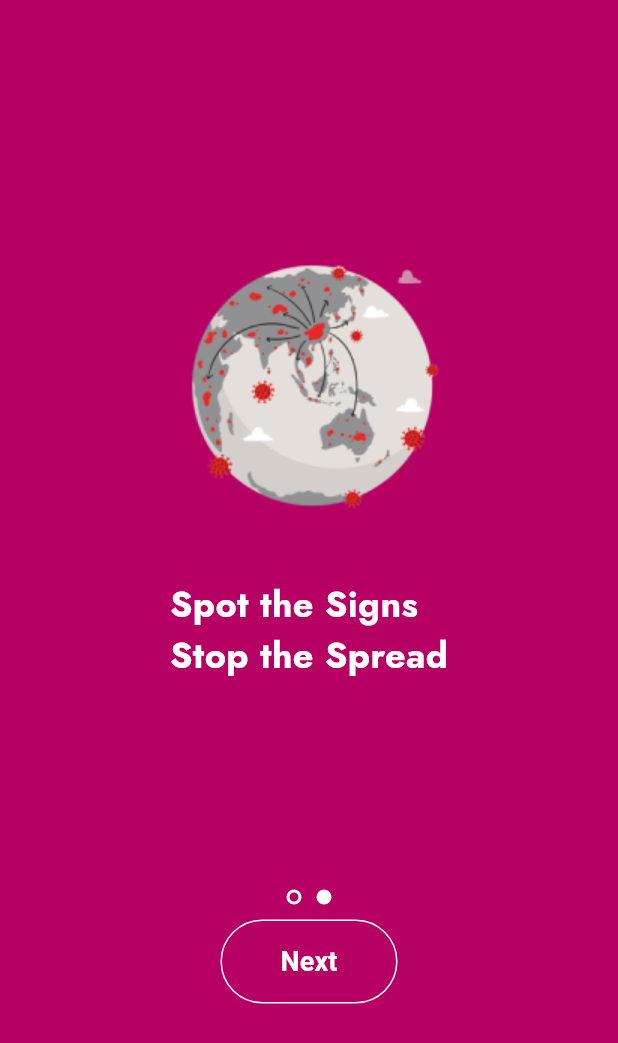
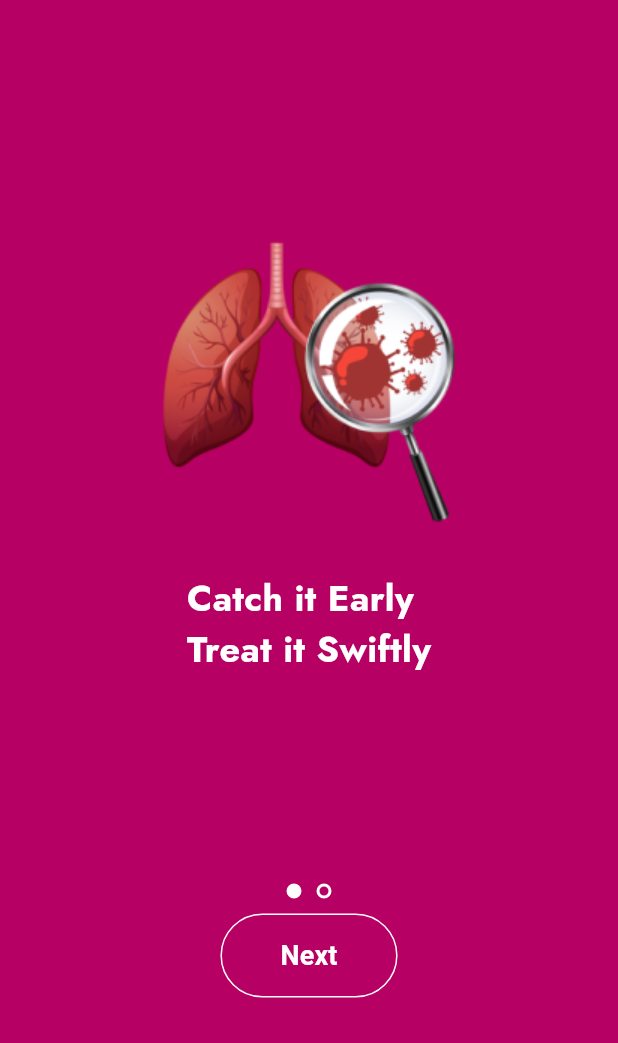
Before and after one commit to MDK-404/tubulert, a Flutter app: the screen it shows after launch, after a tap on "Next", on a phone screen of 412 x 824 dp. Shown: the top 1043 px of the screen. Run offline on Flutter 3.47's test engine with Material 3 defaults, Android fonts, the phone set to English and light mode, and no system bars; our stand-ins replace google_fonts.

Commit message:
fisrt commit

```diff
--- a/lib/screens/onboarding_screen1.dart
+++ b/lib/screens/onboarding_screen1.dart
@@ -1,23 +1,52 @@
 import 'package:flutter/material.dart';
 import 'package:google_fonts/google_fonts.dart';
-import 'package:tubulert/screens/onboarding_screen2.dart';
+import 'package:tubulert/screens/signup.dart';
 
-class OnBoardingone extends StatelessWidget {
-  const OnBoardingone({super.key});
-
+class OnBoarding extends StatelessWidget {
   @override
   Widget build(BuildContext context) {
     return Scaffold(
       backgroundColor: Color(0xFFB70063),
-      body: Center(
+      body: PageView(
+        children: [
+          OnBoardingPage(
+            image: 'assets/images/onboarding1.png',
+            text: 'Catch it Early\nTreat it Swiftly',
+            pageIndex: 0,
+          ),
+          OnBoardingPage(
+            image: 'assets/images/onboarding2.png',
+            text: 'Spot the Signs\nStop the Spread',
+            pageIndex: 1,
+          ),
+        ],
+      ),
+    );
+  }
+}
+
+class OnBoardingPage extends StatelessWidget {
+  final String image;
+  final String text;
+  final int pageIndex;
+
+  const OnBoardingPage({
+    required this.image,
+    required this.text,
+    required this.pageIndex,
+  });
+
+  @override
+  Widget build(BuildContext context) {
+    return Center(
       child: Column(
         mainAxisAlignment: MainAxisAlignment.center,
         crossAxisAlignment: CrossAxisAlignment.center,
         children: [
-            Image(image: AssetImage('assets/images/onboarding1.png')),
+          Image(image: AssetImage(image)),
           SizedBox(height: 30),
           Text(
-              'Catch it Early\nTreat it Swiftly',
+            text,
             style: GoogleFonts.jost(
               textStyle: TextStyle(
                   fontSize: 24,
@@ -33,8 +62,9 @@ class OnBoardingone extends StatelessWidget {
                 width: 10,
                 height: 10,
                 decoration: BoxDecoration(
-                    color: Colors.white,
+                  color: pageIndex == 0 ? Colors.white : Colors.transparent,
                   shape: BoxShape.circle,
+                  border: Border.all(color: Colors.white, width: 2),
                 ),
               ),
               SizedBox(width: 10),
@@ -42,17 +72,29 @@ class OnBoardingone extends StatelessWidget {
                 width: 10,
                 height: 10,
                 decoration: BoxDecoration(
-                      color: Colors.transparent,
+                  color: pageIndex == 1 ? Colors.white : Colors.transparent,
                   shape: BoxShape.circle,
-                      border: Border.all(color: Colors.white, width: 2)),
+                  border: Border.all(color: Colors.white, width: 2),
+                ),
               ),
             ],
           ),
           SizedBox(height: 10),
           TextButton(
               onPressed: () {
-                  Navigator.push(context,
-                      MaterialPageRoute(builder: (context) => OnBoardingTwo()));
+                if (pageIndex == 1) {
+                  // Navigate to the Login Page
+                  Navigator.push(
+                    context,
+                    MaterialPageRoute(builder: (context) => SignupPage()),
+                  );
+                } else {
+                  // Navigate to the next page in the PageView
+                  PageController _pageController = PageController();
+                  _pageController.animateToPage(1,
+                      duration: Duration(milliseconds: 300),
+                      curve: Curves.easeIn);
+                }
               },
               style: TextButton.styleFrom(
                 backgroundColor: Color(0xFFB70063), // Button color
@@ -71,7 +113,6 @@ class OnBoardingone extends StatelessWidget {
               ))
         ],
       ),
-      ),
     );
   }
 }
--- a/lib/screens/onboarding_screen2.dart
+++ /dev/null
@@ -1,77 +0,0 @@
-import 'package:flutter/material.dart';
-import 'package:google_fonts/google_fonts.dart';
-
-class OnBoardingTwo extends StatelessWidget {
-  const OnBoardingTwo({super.key});
-
-  @override
-  Widget build(BuildContext context) {
-    return Scaffold(
-      backgroundColor: Color(0xFFB70063),
-      body: Center(
-        child: Column(
-          mainAxisAlignment: MainAxisAlignment.center,
-          crossAxisAlignment: CrossAxisAlignment.center,
-          children: [
-            Image(image: AssetImage('assets/images/onboarding2.png')),
-            SizedBox(height: 30),
-            Text(
-              'Spot the Signs\nStop the Spread',
-              style: GoogleFonts.jost(
-                textStyle: TextStyle(
-                    fontSize: 24,
-                    color: Colors.white,
-                    fontWeight: FontWeight.bold),
-              ),
-            ),
-            SizedBox(height: 140),
-            Row(
-              mainAxisAlignment: MainAxisAlignment.center,
-              children: [
-                Container(
-                  width: 10,
-                  height: 10,
-                  decoration: BoxDecoration(
-                    color: Colors.transparent,
-                    shape: BoxShape.circle,
-                    border: Border.all(color: Colors.white, width: 2),
-                  ),
-                ),
-                SizedBox(width: 10),
-                Container(
-                  width: 10,
-                  height: 10,
-                  decoration: BoxDecoration(
-                    color: Colors.white,
-                    shape: BoxShape.circle,
-                  ),
-                ),
-              ],
-            ),
-            SizedBox(height: 10),
-            TextButton(
-                onPressed: () {
-                  Navigator.push(context,
-                      MaterialPageRoute(builder: (context) => OnBoardingTwo()));
-                },
-                style: TextButton.styleFrom(
-                  backgroundColor: Color(0xFFB70063), // Button color
-                  padding: EdgeInsets.symmetric(horizontal: 40, vertical: 15),
-                  shape: RoundedRectangleBorder(
-                      borderRadius: BorderRadius.circular(30),
-                      side: BorderSide(color: Colors.white)),
-                ),
-                child: const Text(
-                  'Next',
-                  style: TextStyle(
-                    color: Colors.white, // Text color
-                    fontSize: 18,
-                    fontWeight: FontWeight.bold,
-                  ),
-                ))
-          ],
-        ),
-      ),
-    );
-  }
-}
--- /dev/null
+++ b/lib/screens/signup.dart
@@ -0,0 +1,29 @@
+import 'package:flutter/material.dart';
+import 'package:tubulert/widget/texts.dart';
+
+class SignupPage extends StatelessWidget {
+  const SignupPage({super.key});
+
+  @override
+  Widget build(BuildContext context) {
+    return Scaffold(
+      backgroundColor: Colors.white,
+      body: Center(
+        child: Column(
+          mainAxisAlignment: MainAxisAlignment.spaceAround,
+          children: [
+            Text(
+              'Tubuler',
+              style: GoogleFonts.jost(
+                textStyle: const TextStyle(
+                    fontSize: 24,
+                    color: Colors.white,
+                    fontWeight: FontWeight.bold),
+              ),
+            )
+          ],
+        ),
+      ),
+    );
+  }
+}
--- a/lib/screens/splash_screen.dart
+++ b/lib/screens/splash_screen.dart
@@ -20,7 +20,7 @@ class _SplashScreenState extends State<SplashScreen> {
     Future.delayed(Duration(seconds: 3), () {
       Navigator.pushReplacement(
         context,
-        MaterialPageRoute(builder: (context) => OnBoardingone()),
+        MaterialPageRoute(builder: (context) => OnBoarding()),
       );
     });
   }
--- /dev/null
+++ b/lib/widget/style.dart
@@ -0,0 +1,12 @@
+import 'package:flutter/material.dart';
+import 'package:google_fonts/google_fonts.dart';
+
+class Styles {
+  static final TextStyle appNameStyle = GoogleFonts.jost(
+    textStyle: TextStyle(
+      fontSize: 24,
+      color: Color(0xFFB70063),
+      fontWeight: FontWeight.bold,
+    ),
+  );
+}
--- /dev/null
+++ b/lib/widget/texts.dart
@@ -0,0 +1,3 @@
+class Texts {
+  static const String appName = 'Tubulert';
+}
```
Lines whose indentation alone changed are shown as unchanged.
